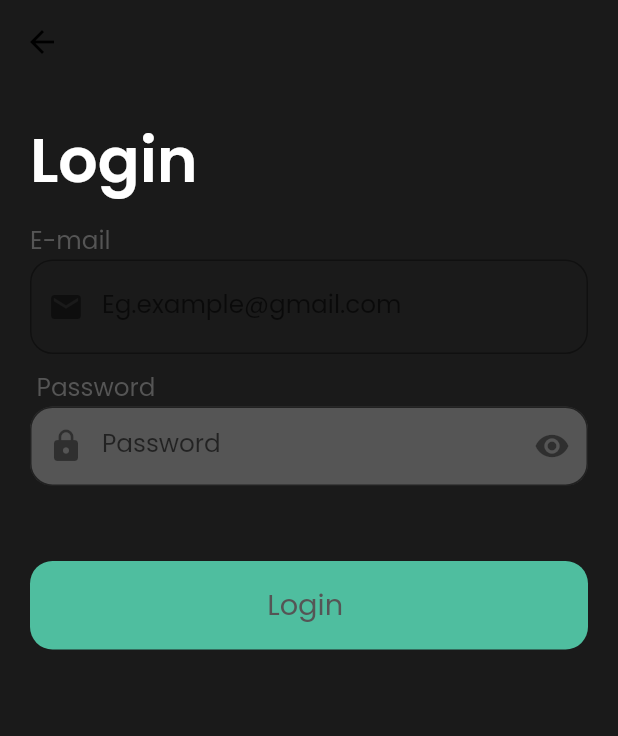
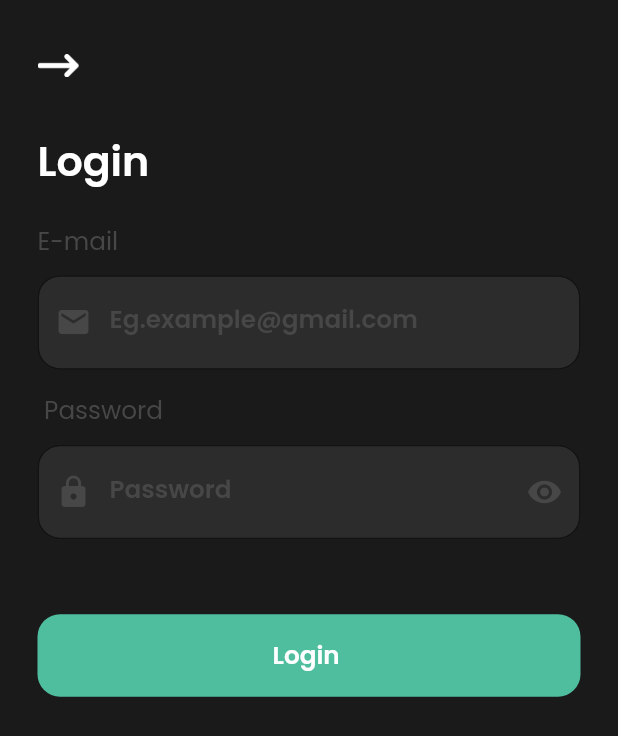
Before and after one commit to moh-gomaa/Algoriza-BookingApp, a Flutter app: the LoginScreen screen opened by its route, on a phone screen of 412 x 824 dp. Shown: the top 736 px of the screen. Run offline on Flutter 3.47's test engine with Material 2 defaults, Android fonts, the phone set to English and light mode, and no system bars; our stand-ins replace bloc, connectivity_plus, dio, equatable, flutter_bloc, internet_connection_checker and 6 more; accounts and stored records are empty; project files that could hold a hidden picture were left out.

Commit message:
-Modification in Login style

```diff
--- a/lib/core/utils/widgets/custom_app_bar.dart
+++ b/lib/core/utils/widgets/custom_app_bar.dart
@@ -30,7 +30,7 @@ class CustomAppBar extends StatelessWidget {
         padding: custom_padding ??
             EdgeInsets.only(
                 top: top ,
-                bottom: space0,
+                bottom: space1,
                 right: side,
                 left: side),
         child: Column(
@@ -71,11 +71,6 @@ class BackIconAppBar extends StatelessWidget {
           Navigator.pop(context);
         }
       },
-      child: Padding(
-        padding:  EdgeInsets.only(top: space1, bottom: space1,
-          left:lang == null ?0 :lang=='ar' ?0.0  :space0,
-          right:lang == null ?0 :lang=='en' ?space0  :0,
-        ),
       child: Image.asset(
         lang == 'en'
             ? 'assets/icons/back_en.webp'
@@ -84,7 +79,6 @@ class BackIconAppBar extends StatelessWidget {
         height: 20.sp,
         color: OwnTheme.colorPalette['white'],
       ),
-      ),
     );
   }
 }
--- a/lib/features/login/login_screen.dart
+++ b/lib/features/login/login_screen.dart
@@ -1,5 +1,7 @@
 import 'package:booking_app/core/localization/setup/app_localization.dart';
+import 'package:booking_app/core/utils/extensions/layout_extensions.dart';
 import 'package:booking_app/core/utils/extensions/theme_extensions.dart';
+import 'package:booking_app/core/utils/widgets/custom_app_bar.dart';
 import 'package:booking_app/features/login/bloc/login_cubit.dart';
 
 import 'package:booking_app/resources/buttonkey/button.dart';
@@ -23,12 +25,18 @@ class LoginScreen extends StatelessWidget {
       },
       builder: (context, state) {
         return Scaffold(
-          backgroundColor: Color(0xFF1A1A1A),
-          appBar: AppBar(),
           body: SingleChildScrollView(
-            child: Padding(
-              padding: const EdgeInsets.all(20.0),
             child: SingleChildScrollView(
+              child: Column(
+                children: [
+                  CustomAppBar(
+                    leadingWidget: BackIconAppBar(
+                      lang: lang,
+                    ),
+                  ).safeArea(),
+                  Padding(
+                    padding: const EdgeInsets.only(
+                        top: space1, right: side, left: side, bottom: bottom),
                     child: Form(
                       key: formKey,
                       child: Column(
@@ -36,20 +44,23 @@ class LoginScreen extends StatelessWidget {
                         children: [
                           Text(
                             'Login_txt'.tr(context),
-                        style: OwnTheme.hugeBoldTextStyle(lang: lang)
+                            style: OwnTheme.titleBoldTextStyle(lang: lang)
                                 .colorChange(color: 'white'),
                           ),
                           SizedBox(
-                        height: 10.0,
+                            height: space2,
                           ),
                           Text(
                             'email_title_txt'.tr(context),
                             style: OwnTheme.normalTextStyle(lang: lang)
                                 .colorChange(color: 'gray'),
                           ),
+                          SizedBox(
+                            height: space0,
+                          ),
                           TextFormField(
-                        style: OwnTheme.normalTextStyle(lang: lang)
-                            .colorChange(color: 'gray'),
+                            style: OwnTheme.normalBoldTextStyle(lang: lang)
+                                .colorChange(color: 'white'),
                             controller: emailController,
                             keyboardType: TextInputType.emailAddress,
                             onFieldSubmitted: (String value) {
@@ -65,26 +76,45 @@ class LoginScreen extends StatelessWidget {
                               return null;
                             },
                             decoration: InputDecoration(
+                              floatingLabelBehavior:
+                                  FloatingLabelBehavior.never,
+                              filled: true,
+                              fillColor: OwnTheme.colorPalette['bgGray'],
                               labelText: 'Eg.example@gmail.com',
                               prefixIcon: Icon(
                                 Icons.email,
+                                color: OwnTheme.colorPalette['gray'],
                               ),
                               border: OutlineInputBorder(
                                 borderSide: BorderSide(color: Colors.white),
                                 borderRadius: BorderRadius.circular(15),
                               ),
+                              focusedBorder: OutlineInputBorder(
+                                borderSide: BorderSide(
+                                    color: OwnTheme.colorPalette['primary']!,
+                                    width: 1,
+                                    style: BorderStyle.solid),
+                                borderRadius: BorderRadius.circular(round),
+                              ),
+                              labelStyle:
+                                  OwnTheme.normalBoldTextStyle(lang: lang)
+                                      .colorChange(color: 'gray'),
                             ),
                           ),
                           SizedBox(
-                        height: 10.0,
+                            height: space1,
                           ),
                           Text(
                             'password_txt'.tr(context),
                             style: OwnTheme.normalTextStyle(lang: lang)
                                 .colorChange(color: 'gray'),
                           ),
+                          SizedBox(
+                            height: space0,
+                          ),
                           TextFormField(
-                        style: OwnTheme.normalTextStyle(lang: lang)
+                            textAlignVertical: TextAlignVertical.center,
+                            style: OwnTheme.normalBoldTextStyle(lang: lang)
                                 .colorChange(color: 'white'),
                             controller: passwordController,
                             keyboardType: TextInputType.visiblePassword,
@@ -102,24 +132,33 @@ class LoginScreen extends StatelessWidget {
                               return null;
                             },
                             decoration: InputDecoration(
+                                floatingLabelBehavior:
+                                    FloatingLabelBehavior.never,
                                 filled: true,
-                          fillColor: OwnTheme.colorPalette['gray'],
-                          contentPadding: const EdgeInsets.all(space1),
+                                fillColor: OwnTheme.colorPalette['bgGray'],
                                 labelText: 'Box_Password_Text'.tr(context),
                                 prefixIcon: Icon(
                                   Icons.lock,
+                                  color: OwnTheme.colorPalette['gray'],
                                 ),
                                 suffixIcon: Icon(
                                   Icons.remove_red_eye,
+                                  color: OwnTheme.colorPalette['gray'],
                                 ),
                                 border: OutlineInputBorder(
+                                  borderSide: BorderSide(color: Colors.white),
                                   borderRadius: BorderRadius.circular(15),
+                                ),
+                                focusedBorder: OutlineInputBorder(
                                   borderSide: BorderSide(
-                              width: 5,
-                              color: Colors.teal,
+                                      color: OwnTheme.colorPalette['primary']!,
+                                      width: 1,
+                                      style: BorderStyle.solid),
+                                  borderRadius: BorderRadius.circular(round),
                                 ),
-                          ),
-                        ),
+                                labelStyle:
+                                    OwnTheme.normalBoldTextStyle(lang: lang)
+                                        .colorChange(color: 'gray')),
                           ),
                           SizedBox(
                             height: 10,
@@ -142,9 +181,10 @@ class LoginScreen extends StatelessWidget {
                           SizedBox(
                             height: 15,
                           ),
-                      ButtonKey(//Button_Login
+                          ButtonKey(
+                            //Button_Login
                             buttonText: 'Button_Login'.tr(context),
-                        textColor: OwnTheme.colorPalette['gray'],
+                            textColor: OwnTheme.colorPalette['white'],
                             isLoading: (state is LoginLoadingState),
                             function: () {
                               if (formKey.currentState!.validate()) {
@@ -159,6 +199,8 @@ class LoginScreen extends StatelessWidget {
                       ),
                     ),
                   ),
+                ],
+              ),
             ),
           ),
         );
--- a/lib/resources/buttonkey/button.dart
+++ b/lib/resources/buttonkey/button.dart
@@ -40,7 +40,7 @@ class ButtonKey extends StatelessWidget {
           child: Center(
             child: Text(
               '${buttonText}',
-              style: OwnTheme.suitableTextStyle(lang: language ?? lang)
+              style: OwnTheme.normalBoldTextStyle(lang: language ?? lang)
                   .copyWith(color: textColor ?? OwnTheme.colorPalette['white']),
             ),
           ),
--- a/lib/resources/themes/theme.dart
+++ b/lib/resources/themes/theme.dart
@@ -20,7 +20,7 @@ final ThemeData ownThemeData = ThemeData(
       backgroundColor: Colors.transparent,
     ),
     primarySwatch: OwnTheme.primaryColor,
-    scaffoldBackgroundColor: OwnTheme.colorPalette['black'],
+    scaffoldBackgroundColor: OwnTheme.colorPalette['bg'],
     bottomSheetTheme: const BottomSheetThemeData(
         backgroundColor: Colors.transparent,
         modalBackgroundColor: Colors.transparent));
@@ -32,12 +32,12 @@ class OwnTheme {
     'white': Color(0xFFFFFFFF),
     'black': Color(0xFF000000),
     'disable': Color(0xFFe8e8e8),
-    'gray': Color(0xFF555555),
-    'lightGray': Color(0xFFF9F9F9),
+    'gray': Color(0xFF474747),
+    'bgGray': Color(0xFF2C2C2C),
     'link': Color(0xFF3784fc),
     'primary': Color(0xFF4FBE9F),
     'secondary': Color(0xFFF9C60A),
-    'bg': Color(0xFF7EB1F2),
+    'bg': Color(0xFF1A1A1A),
     'drawer': Color(0xFF313A42)
   };
 
```
Also changed, not shown: 1 other file. Lines whose indentation alone changed are shown as unchanged.
